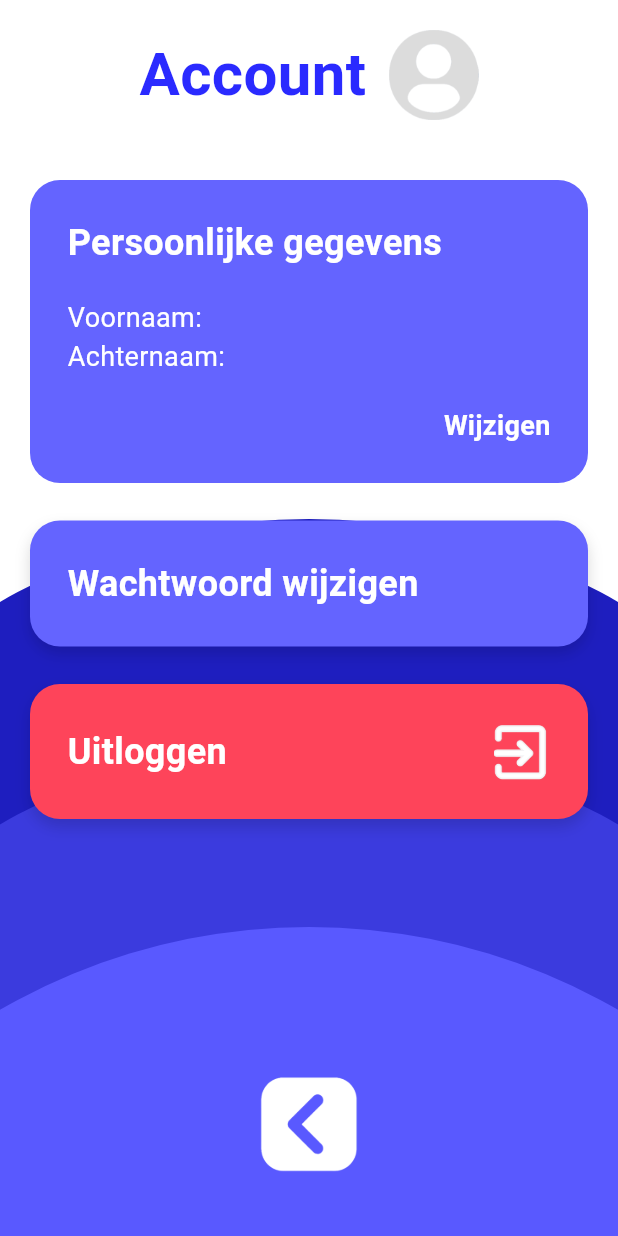
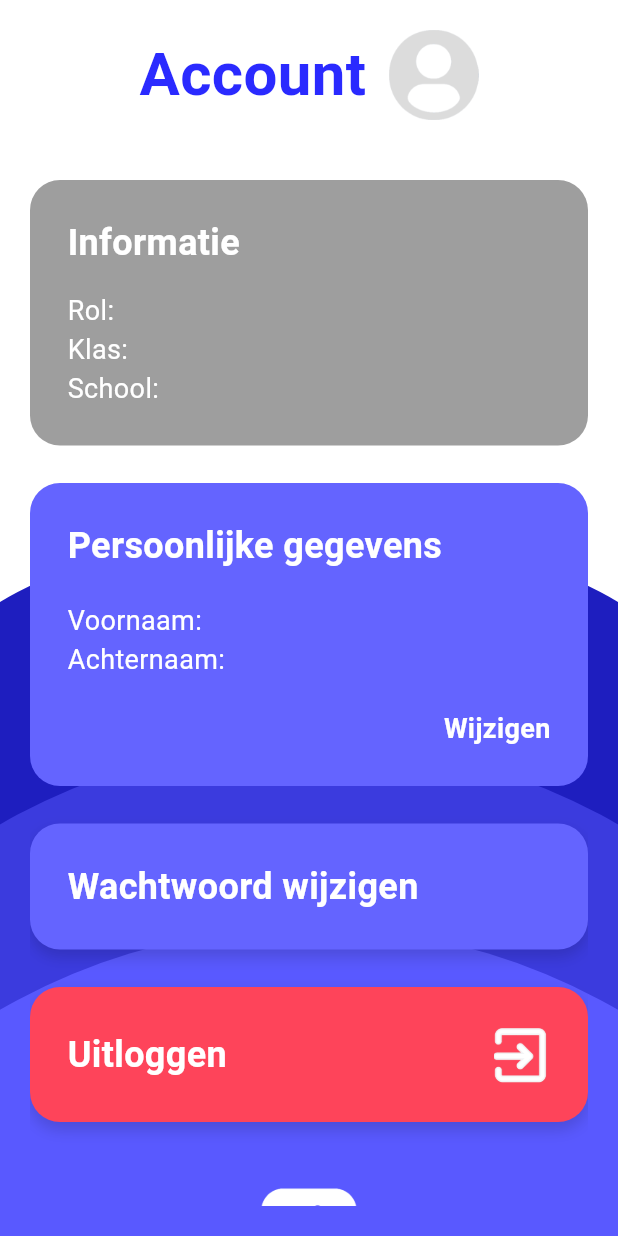
Before and after one commit to ArvidGrob/pro_chatbot, a Flutter app: the SettingsPageAccount widget shown alone on an empty page, opened directly, on a phone screen of 412 x 824 dp. Run offline on Flutter 3.47's test engine with Material 3 defaults, Android fonts, the phone set to English and light mode, and no system bars; our stand-ins replace file_picker, image_picker, speech_to_text; missing offline and left inert: record; accounts and stored records are empty.

Commit message:
Ajouter bulle informative grise avec Rol, Klas, School dans settings_page_account

```diff
--- a/pro_chatbot/lib/settings/settings_page_account.dart
+++ b/pro_chatbot/lib/settings/settings_page_account.dart
@@ -5,6 +5,30 @@ import '/wave_background_layout.dart';
 import 'settings_page.dart';
 import 'settings_page_account_2_1.dart';
 import 'settings_page_account_2_2.dart';
+
+void main() {
+  runApp(const TestSettingsAccountApp());
+}
+
+class TestSettingsAccountApp extends StatelessWidget {
+  const TestSettingsAccountApp({super.key});
+
+  @override
+  Widget build(BuildContext context) {
+    return ChangeNotifierProvider(
+      create: (_) => ThemeManager(),
+      child: MaterialApp(
+        title: 'Test Settings Account',
+        debugShowCheckedModeBanner: false,
+        theme: ThemeData(
+          primarySwatch: Colors.blue,
+          useMaterial3: true,
+        ),
+        home: const SettingsPageAccount(),
+      ),
+    );
+  }
+}
 
 class SettingsPageAccount extends StatefulWidget {
   const SettingsPageAccount({super.key});
@@ -24,6 +48,7 @@ class _SettingsPageAccountState extends State<SettingsPageAccount> {
       backgroundColor: themeManager.backgroundColor,
       child: Padding(
         padding: const EdgeInsets.all(20.0),
+        child: SingleChildScrollView(
           child: Column(
             children: [
               // Title with icon
@@ -49,6 +74,39 @@ class _SettingsPageAccountState extends State<SettingsPageAccount> {
               ),
 
               const SizedBox(height: 40),
+
+              // Informative grey bubble
+              Container(
+                width: double.infinity,
+                padding: const EdgeInsets.all(25.0),
+                decoration: BoxDecoration(
+                  color: const Color(0xFF9E9E9E),
+                  borderRadius: BorderRadius.circular(20),
+                ),
+                child: const Column(
+                  crossAxisAlignment: CrossAxisAlignment.start,
+                  children: [
+                    Text(
+                      'Informatie',
+                      style: TextStyle(
+                        color: Colors.white,
+                        fontSize: 24,
+                        fontWeight: FontWeight.bold,
+                      ),
+                    ),
+                    SizedBox(height: 15),
+                    Text(
+                      'Rol:\nKlas:\nSchool:',
+                      style: TextStyle(
+                        color: Colors.white,
+                        fontSize: 18,
+                      ),
+                    ),
+                  ],
+                ),
+              ),
+
+              const SizedBox(height: 25),
 
               // Persoonlijke gegevens card
               Container(
@@ -85,7 +143,8 @@ class _SettingsPageAccountState extends State<SettingsPageAccount> {
                           Navigator.push(
                             context,
                             MaterialPageRoute(
-                            builder: (context) => const SettingsPageAccount21(),
+                              builder: (context) =>
+                                  const SettingsPageAccount21(),
                             ),
                           );
                         },
@@ -135,7 +194,7 @@ class _SettingsPageAccountState extends State<SettingsPageAccount> {
                 isLogout: true,
               ),
 
-            const Spacer(),
+              const SizedBox(height: 40),
               // Return button (to SettingsPage)
               Center(
                 child: GestureDetector(
@@ -157,6 +216,7 @@ class _SettingsPageAccountState extends State<SettingsPageAccount> {
               ),
               const SizedBox(height: 20),
             ],
+          ),
         ),
       ),
     );
```
Lines whose indentation alone changed are shown as unchanged.
